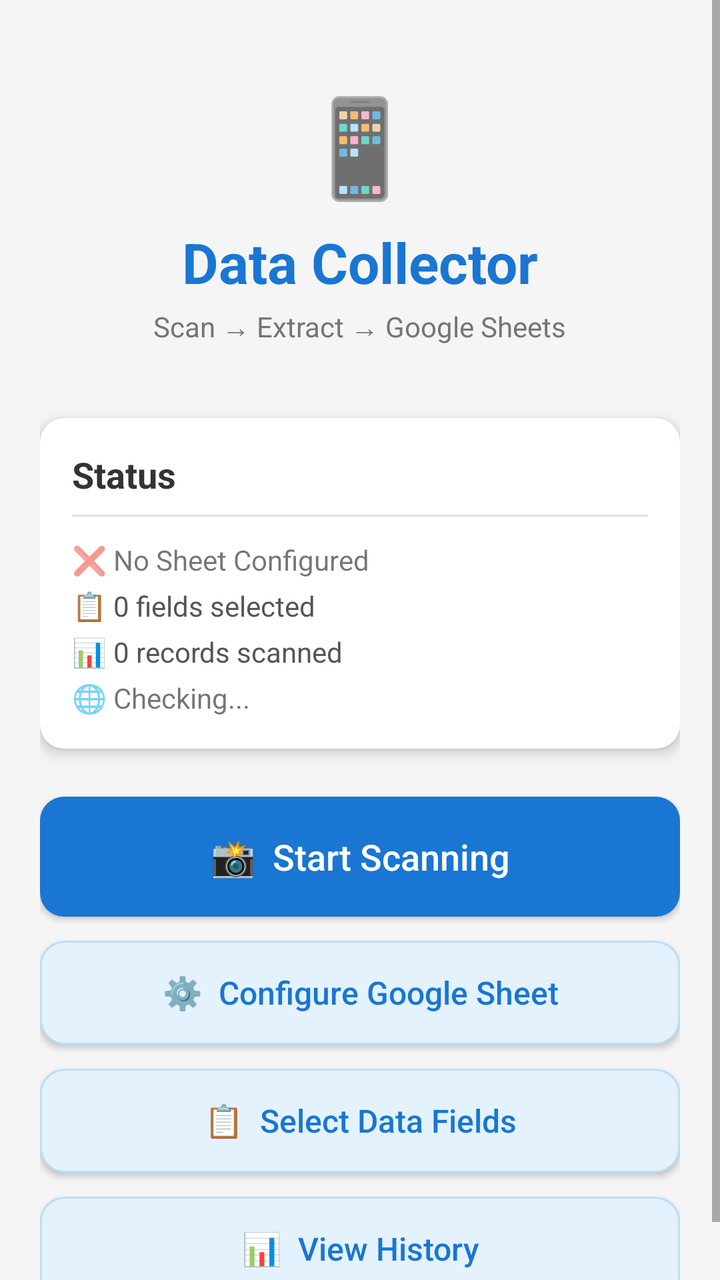
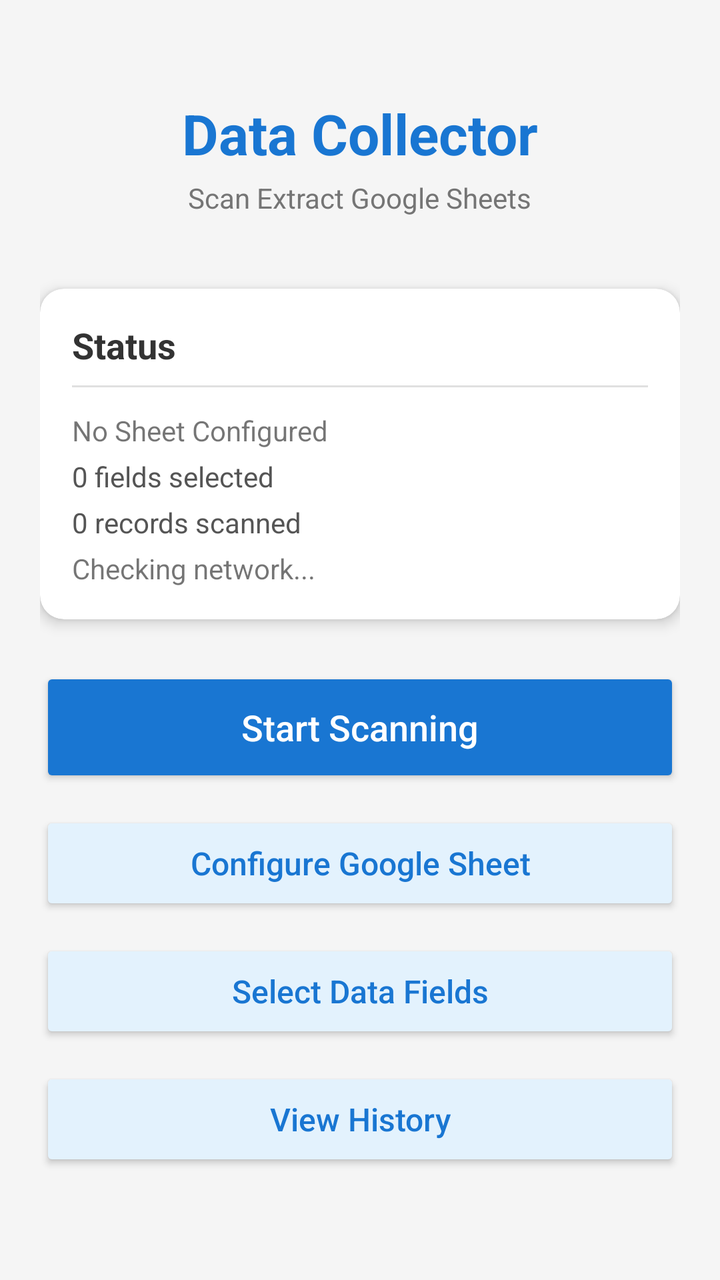

Screens rendered from an Android XML layout before and after an edit, with the pre-edit source and the edit as a unified diff.
<!-- AndroidManifest.xml: application theme AppTheme -->
<!-- res/layout/activity_main.xml -->
<?xml version="1.0" encoding="utf-8"?>

<ScrollView xmlns:android="http://schemas.android.com/apk/res/android"
    android:layout_width="match_parent"
    android:layout_height="match_parent"
    android:background="#F5F5F5">

    <LinearLayout
        android:layout_width="match_parent"
        android:layout_height="wrap_content"
        android:orientation="vertical"
        android:padding="20dp">

        
        <LinearLayout
            android:layout_width="match_parent"
            android:layout_height="wrap_content"
            android:orientation="vertical"
            android:gravity="center"
            android:padding="20dp">

            <TextView
                android:layout_width="wrap_content"
                android:layout_height="wrap_content"
                android:text="📱"
                android:textSize="48sp" />

            <TextView
                android:layout_width="wrap_content"
                android:layout_height="wrap_content"
                android:text="Data Collector"
                android:textSize="28sp"
                android:textColor="#1976D2"
                android:textStyle="bold"
                android:layout_marginTop="8dp" />

            <TextView
                android:layout_width="wrap_content"
                android:layout_height="wrap_content"
                android:text="Scan → Extract → Google Sheets"
                android:textSize="14sp"
                android:textColor="#757575"
                android:layout_marginTop="4dp" />
        </LinearLayout>

        
        <androidx.cardview.widget.CardView
            android:layout_width="match_parent"
            android:layout_height="wrap_content"
            android:layout_marginTop="16dp"
            app:cardCornerRadius="12dp"
            app:cardElevation="4dp"
            xmlns:app="http://schemas.android.com/apk/res-auto">

            <LinearLayout
                android:id="@+id/layoutStatus"
                android:layout_width="match_parent"
                android:layout_height="wrap_content"
                android:orientation="vertical"
                android:padding="16dp">

                <TextView
                    android:layout_width="wrap_content"
                    android:layout_height="wrap_content"
                    android:text="Status"
                    android:textSize="18sp"
                    android:textStyle="bold"
                    android:textColor="#333333" />

                <View
                    android:layout_width="match_parent"
                    android:layout_height="1dp"
                    android:background="#E0E0E0"
                    android:layout_marginVertical="8dp" />

                <TextView
                    android:id="@+id/tvSheetStatus"
                    android:layout_width="wrap_content"
                    android:layout_height="wrap_content"
                    android:text="❌ No Sheet Configured"
                    android:textSize="14sp"
                    android:layout_marginTop="4dp" />

                <TextView
                    android:id="@+id/tvFieldCount"
                    android:layout_width="wrap_content"
                    android:layout_height="wrap_content"
                    android:text="📋 0 fields selected"
                    android:textSize="14sp"
                    android:textColor="#555555"
                    android:layout_marginTop="4dp" />

                <TextView
                    android:id="@+id/tvRecordCount"
                    android:layout_width="wrap_content"
                    android:layout_height="wrap_content"
                    android:text="📊 0 records scanned"
                    android:textSize="14sp"
                    android:textColor="#555555"
                    android:layout_marginTop="4dp" />

                <TextView
                    android:id="@+id/tvNetworkStatus"
                    android:layout_width="wrap_content"
                    android:layout_height="wrap_content"
                    android:text="🌐 Checking..."
                    android:textSize="14sp"
                    android:layout_marginTop="4dp" />

            </LinearLayout>
        </androidx.cardview.widget.CardView>

        
        <Button
            android:id="@+id/btnScan"
            android:layout_width="match_parent"
            android:layout_height="60dp"
            android:layout_marginTop="24dp"
            android:text="📸  Start Scanning"
            android:textSize="18sp"
            android:textColor="@android:color/white"
            android:background="@drawable/btn_primary"
            android:textAllCaps="false" />

        <Button
            android:id="@+id/btnConfigSheet"
            android:layout_width="match_parent"
            android:layout_height="52dp"
            android:layout_marginTop="12dp"
            android:text="⚙️  Configure Google Sheet"
            android:textSize="16sp"
            android:textColor="#1976D2"
            android:background="@drawable/btn_secondary"
            android:textAllCaps="false" />

        <Button
            android:id="@+id/btnSelectFields"
            android:layout_width="match_parent"
            android:layout_height="52dp"
            android:layout_marginTop="12dp"
            android:text="📋  Select Data Fields"
            android:textSize="16sp"
            android:textColor="#1976D2"
            android:background="@drawable/btn_secondary"
            android:textAllCaps="false" />

        <Button
            android:id="@+id/btnHistory"
            android:layout_width="match_parent"
            android:layout_height="52dp"
            android:layout_marginTop="12dp"
            android:text="📊  View History"
            android:textSize="16sp"
            android:textColor="#1976D2"
            android:background="@drawable/btn_secondary"
            android:textAllCaps="false" />

    </LinearLayout>
</ScrollView>
<!-- resources referenced by this layout -->
<resources>
  <!-- drawable btn_primary (drawable) -->
  <?xml version="1.0" encoding="utf-8"?>
  
  <ripple xmlns:android="http://schemas.android.com/apk/res/android"
      android:color="#80FFFFFF">
      <item>
          <shape android:shape="rectangle">
              <solid android:color="#1976D2" />
              <corners android:radius="12dp" />
          </shape>
      </item>
  </ripple>
  <!-- drawable btn_secondary (drawable) -->
  <?xml version="1.0" encoding="utf-8"?>
  
  <ripple xmlns:android="http://schemas.android.com/apk/res/android"
      android:color="#201976D2">
      <item>
          <shape android:shape="rectangle">
              <solid android:color="#E3F2FD" />
              <corners android:radius="12dp" />
              <stroke android:width="1dp" android:color="#BBDEFB" />
          </shape>
      </item>
  </ripple>
  <style name="AppTheme" parent="Theme.MaterialComponents.Light.NoActionBar">
          <item name="colorPrimary">#1976D2</item>
          <item name="colorPrimaryDark">#1565C0</item>
          <item name="colorAccent">#FF9800</item>
          <item name="android:statusBarColor">#1565C0</item>
      </style>
</resources>

<!-- the commit's change to res/layout/activity_main.xml (unified diff, before → after) -->
@@ -1,6 +1,7 @@
 <?xml version="1.0" encoding="utf-8"?>
 
 <ScrollView xmlns:android="http://schemas.android.com/apk/res/android"
+    xmlns:app="http://schemas.android.com/apk/res-auto"
     android:layout_width="match_parent"
     android:layout_height="match_parent"
     android:background="#F5F5F5">
@@ -11,19 +12,12 @@
         android:orientation="vertical"
         android:padding="20dp">
 
-        
         <LinearLayout
             android:layout_width="match_parent"
             android:layout_height="wrap_content"
             android:orientation="vertical"
             android:gravity="center"
             android:padding="20dp">
-
-            <TextView
-                android:layout_width="wrap_content"
-                android:layout_height="wrap_content"
-                android:text="📱"
-                android:textSize="48sp" />
 
             <TextView
                 android:layout_width="wrap_content"
@@ -37,20 +31,18 @@
             <TextView
                 android:layout_width="wrap_content"
                 android:layout_height="wrap_content"
-                android:text="Scan → Extract → Google Sheets"
+                android:text="Scan Extract Google Sheets"
                 android:textSize="14sp"
                 android:textColor="#757575"
                 android:layout_marginTop="4dp" />
         </LinearLayout>
 
-        
         <androidx.cardview.widget.CardView
             android:layout_width="match_parent"
             android:layout_height="wrap_content"
             android:layout_marginTop="16dp"
             app:cardCornerRadius="12dp"
-            app:cardElevation="4dp"
-            xmlns:app="http://schemas.android.com/apk/res-auto">
+            app:cardElevation="4dp">
 
             <LinearLayout
                 android:id="@+id/layoutStatus"
@@ -71,13 +63,14 @@
                     android:layout_width="match_parent"
                     android:layout_height="1dp"
                     android:background="#E0E0E0"
-                    android:layout_marginVertical="8dp" />
+                    android:layout_marginTop="8dp"
+                    android:layout_marginBottom="8dp" />
 
                 <TextView
                     android:id="@+id/tvSheetStatus"
                     android:layout_width="wrap_content"
                     android:layout_height="wrap_content"
-                    android:text="❌ No Sheet Configured"
+                    android:text="No Sheet Configured"
                     android:textSize="14sp"
                     android:layout_marginTop="4dp" />
 
@@ -85,7 +78,7 @@
                     android:id="@+id/tvFieldCount"
                     android:layout_width="wrap_content"
                     android:layout_height="wrap_content"
-                    android:text="📋 0 fields selected"
+                    android:text="0 fields selected"
                     android:textSize="14sp"
                     android:textColor="#555555"
                     android:layout_marginTop="4dp" />
@@ -94,7 +87,7 @@
                     android:id="@+id/tvRecordCount"
                     android:layout_width="wrap_content"
                     android:layout_height="wrap_content"
-                    android:text="📊 0 records scanned"
+                    android:text="0 records scanned"
                     android:textSize="14sp"
                     android:textColor="#555555"
                     android:layout_marginTop="4dp" />
@@ -103,23 +96,22 @@
                     android:id="@+id/tvNetworkStatus"
                     android:layout_width="wrap_content"
                     android:layout_height="wrap_content"
-                    android:text="🌐 Checking..."
+                    android:text="Checking network..."
                     android:textSize="14sp"
                     android:layout_marginTop="4dp" />
 
             </LinearLayout>
         </androidx.cardview.widget.CardView>
 
-        
         <Button
             android:id="@+id/btnScan"
             android:layout_width="match_parent"
             android:layout_height="60dp"
             android:layout_marginTop="24dp"
-            android:text="📸  Start Scanning"
+            android:text="Start Scanning"
             android:textSize="18sp"
-            android:textColor="@android:color/white"
-            android:background="@drawable/btn_primary"
+            android:textColor="#FFFFFF"
+            android:backgroundTint="#1976D2"
             android:textAllCaps="false" />
 
         <Button
@@ -127,10 +119,10 @@
             android:layout_width="match_parent"
             android:layout_height="52dp"
             android:layout_marginTop="12dp"
-            android:text="⚙️  Configure Google Sheet"
+            android:text="Configure Google Sheet"
             android:textSize="16sp"
             android:textColor="#1976D2"
-            android:background="@drawable/btn_secondary"
+            android:backgroundTint="#E3F2FD"
             android:textAllCaps="false" />
 
         <Button
@@ -138,10 +130,10 @@
             android:layout_width="match_parent"
             android:layout_height="52dp"
             android:layout_marginTop="12dp"
-            android:text="📋  Select Data Fields"
+            android:text="Select Data Fields"
             android:textSize="16sp"
             android:textColor="#1976D2"
-            android:background="@drawable/btn_secondary"
+            android:backgroundTint="#E3F2FD"
             android:textAllCaps="false" />
 
         <Button
@@ -149,10 +141,10 @@
             android:layout_width="match_parent"
             android:layout_height="52dp"
             android:layout_marginTop="12dp"
-            android:text="📊  View History"
+            android:text="View History"
             android:textSize="16sp"
             android:textColor="#1976D2"
-            android:background="@drawable/btn_secondary"
+            android:backgroundTint="#E3F2FD"
             android:textAllCaps="false" />
 
     </LinearLayout>
<!-- resource entries referenced after the edit -->
@@ -1,30 +1,5 @@
 <!-- resources referenced by this layout -->
 <resources>
-  <!-- drawable btn_primary (drawable) -->
-  <?xml version="1.0" encoding="utf-8"?>
-  
-  <ripple xmlns:android="http://schemas.android.com/apk/res/android"
-      android:color="#80FFFFFF">
-      <item>
-          <shape android:shape="rectangle">
-              <solid android:color="#1976D2" />
-              <corners android:radius="12dp" />
-          </shape>
-      </item>
-  </ripple>
-  <!-- drawable btn_secondary (drawable) -->
-  <?xml version="1.0" encoding="utf-8"?>
-  
-  <ripple xmlns:android="http://schemas.android.com/apk/res/android"
-      android:color="#201976D2">
-      <item>
-          <shape android:shape="rectangle">
-              <solid android:color="#E3F2FD" />
-              <corners android:radius="12dp" />
-              <stroke android:width="1dp" android:color="#BBDEFB" />
-          </shape>
-      </item>
-  </ripple>
   <style name="AppTheme" parent="Theme.MaterialComponents.Light.NoActionBar">
           <item name="colorPrimary">#1976D2</item>
           <item name="colorPrimaryDark">#1565C0</item>
